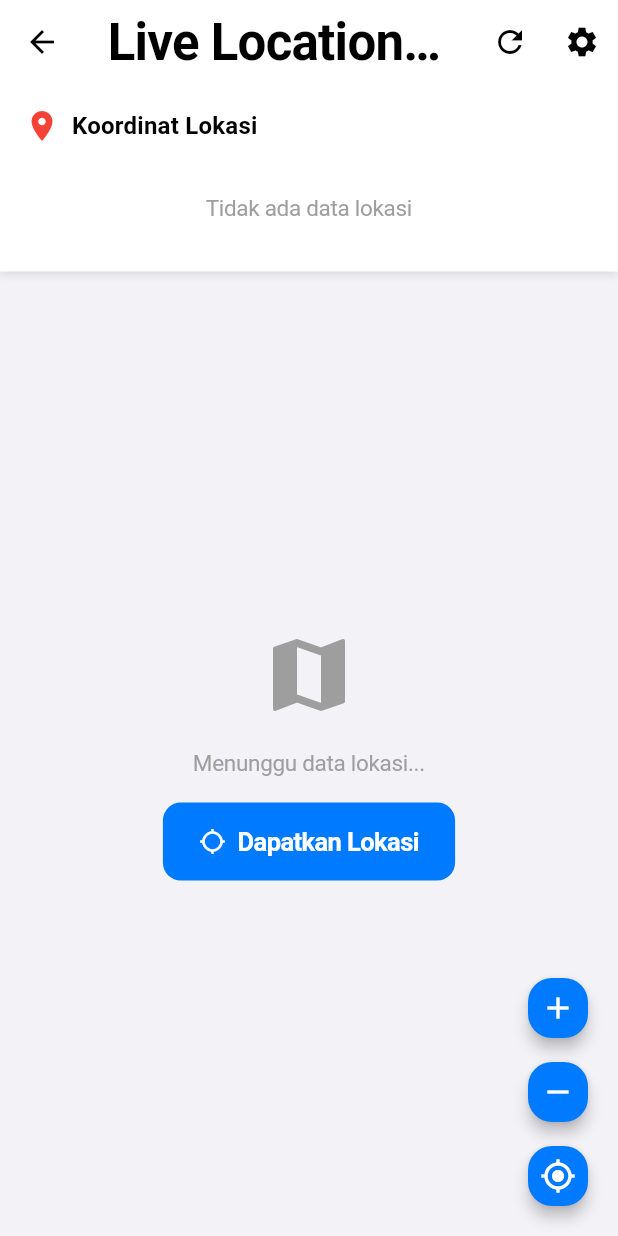
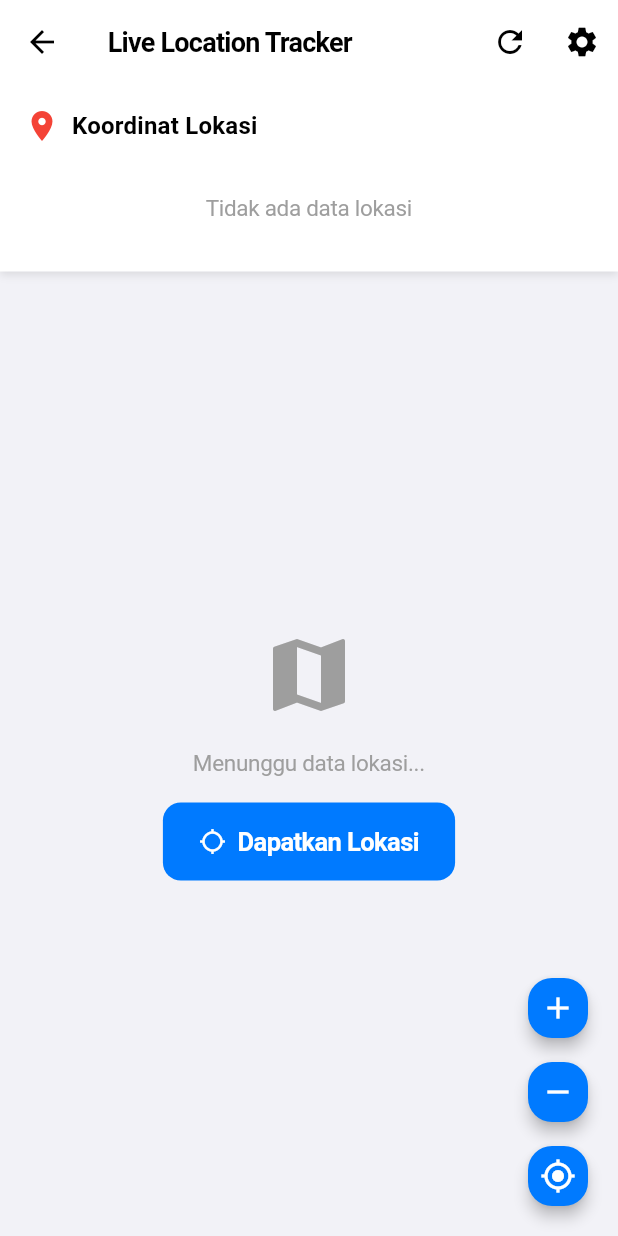
Before and after one commit to FaizalTrianto03/Prak.Mobile-25-26, a Flutter app: the LocationView screen opened by its route, on a phone screen of 412 x 824 dp. Run offline on Flutter 3.47's test engine with Material 3 defaults, Android fonts, the phone set to English and light mode, and no system bars; our stand-ins replace flutter_dotenv, flutter_map, geolocator, get, hive, hive_flutter and 5 more; accounts and stored records are empty.

Commit message:
style: Update AppBar title styles across multiple views
- Added a consistent font size of 18 to the AppBar titles in LocationView, NoteFormView, NoteListView, TodoFormView, and TodoListView for improved readability and visual consistency.

```diff
--- a/lib/app/modules/location/views/location_view.dart
+++ b/lib/app/modules/location/views/location_view.dart
@@ -18,7 +18,10 @@ class LocationView extends StatelessWidget {
 
     return Scaffold(
       appBar: AppBar(
-        title: const Text('Live Location Tracker'),
+        title: const Text(
+          'Live Location Tracker',
+          style: TextStyle(fontSize: 18),
+        ),
         actions: [
           IconButton(
             icon: const Icon(Icons.refresh),
--- a/lib/app/modules/note/views/note_form_view.dart
+++ b/lib/app/modules/note/views/note_form_view.dart
@@ -265,6 +265,7 @@ class NoteFormView extends StatelessWidget {
       appBar: AppBar(
         title: Text(
           controller.isEditing ? AppStrings.editNote : AppStrings.addNote,
+          style: const TextStyle(fontSize: 18),
         ),
       ),
       body: SingleChildScrollView(
--- a/lib/app/modules/note/views/note_list_view.dart
+++ b/lib/app/modules/note/views/note_list_view.dart
@@ -12,7 +12,10 @@ class NoteListView extends GetView<NoteController> {
 
     return Scaffold(
       appBar: AppBar(
-        title: const Text(AppStrings.notes),
+        title: const Text(
+          AppStrings.notes,
+          style: TextStyle(fontSize: 18),
+        ),
       ),
       body: Obx(() {
         if (controller.isLoading.value) {
--- a/lib/app/modules/todo/views/todo_form_view.dart
+++ b/lib/app/modules/todo/views/todo_form_view.dart
@@ -109,6 +109,7 @@ class TodoFormView extends StatelessWidget {
       appBar: AppBar(
         title: Text(
           controller.isEditing ? AppStrings.editTodo : AppStrings.addTodo,
+          style: const TextStyle(fontSize: 18),
         ),
       ),
       body: SingleChildScrollView(
--- a/lib/app/modules/todo/views/todo_list_view.dart
+++ b/lib/app/modules/todo/views/todo_list_view.dart
@@ -15,7 +15,10 @@ class TodoListView extends GetView<TodoController> {
 
     return Scaffold(
       appBar: AppBar(
-        title: const Text(AppStrings.todos),
+        title: const Text(
+          AppStrings.todos,
+          style: TextStyle(fontSize: 18),
+        ),
       ),
       body: Obx(() {
         if (controller.isLoading.value) {
```
